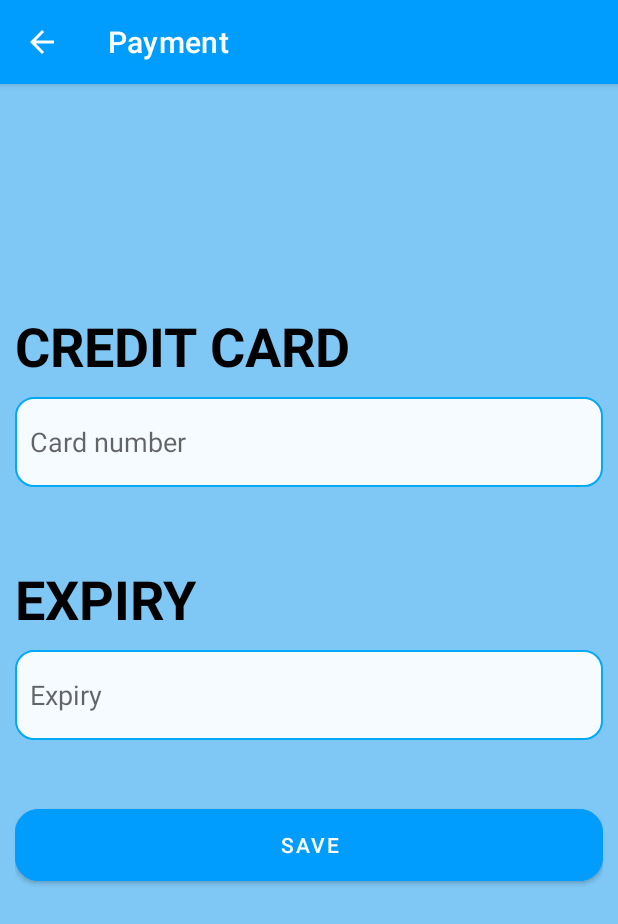
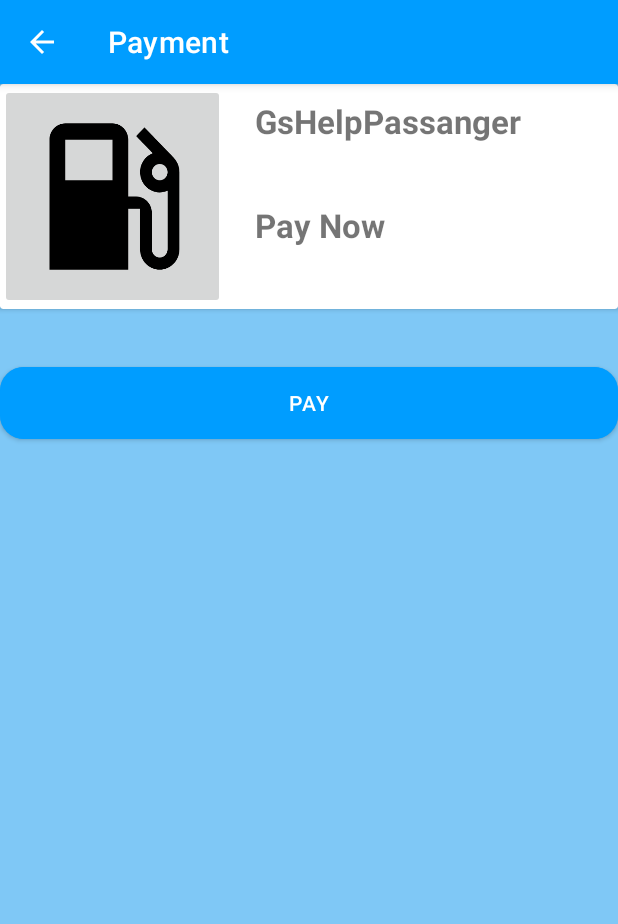
Before and after one commit to MohitBhagi248/GsHelpPassanger, an Android app: the Payment screen opened directly, with no data from a screen before it, on a phone screen of 412 x 824 dp. Shown: the top 924 px of the screen. Run offline under Robolectric (Android 15) with nearby library versions, the phone set to English and light mode, and no system bars; libraries missing offline, so code that uses them is left out: com.razorpay; 1 statement that could not run was skipped.

Commit message:
GsHelpPassanger

```diff
--- a/app/build.gradle
+++ b/app/build.gradle
@@ -55,4 +55,5 @@ dependencies {
     androidTestImplementation 'androidx.test.ext:junit:1.1.5'
     androidTestImplementation 'androidx.test.espresso:espresso-core:3.5.1'
     implementation 'de.hdodenhof:circleimageview:3.1.0'
+    implementation 'com.razorpay:checkout:1.6.26'
 }
--- a/app/src/main/java/com/example/gshelppassanger/NearestGasStation.kt
+++ b/app/src/main/java/com/example/gshelppassanger/NearestGasStation.kt
@@ -11,7 +11,6 @@ import com.example.gshelppassanger.databinding.ActivityNearestGasStationBinding
 
 class NearestGasStation : AppCompatActivity() {
     private lateinit var binding: ActivityNearestGasStationBinding
-
     override fun onCreate(savedInstanceState: Bundle?) {
         super.onCreate(savedInstanceState)
         binding = ActivityNearestGasStationBinding.inflate(layoutInflater)
@@ -42,7 +41,7 @@ class NearestGasStation : AppCompatActivity() {
                     Toast.makeText(this, "Invalid postal code!", Toast.LENGTH_SHORT).show()
                 }
             } else {
-                Toast.makeText(this, "Postal code length must be of 6. characters.", Toast.LENGTH_SHORT).show()
+                Toast.makeText(this, "Postal code length must be of 6 characters.", Toast.LENGTH_SHORT).show()
             }
         } else {
             Toast.makeText(this, "Please enter a postal code!", Toast.LENGTH_SHORT).show()
--- a/app/src/main/java/com/example/gshelppassanger/Payment.kt
+++ b/app/src/main/java/com/example/gshelppassanger/Payment.kt
@@ -3,28 +3,66 @@ package com.example.gshelppassanger
 import android.annotation.SuppressLint
 import androidx.appcompat.app.AppCompatActivity
 import android.os.Bundle
+import android.view.View
 import android.widget.Button
 import android.widget.EditText
 import android.widget.TextView
+import android.widget.Toast
+import com.example.gshelppassanger.databinding.ActivityPaymentBinding
+import com.razorpay.Checkout
+import com.razorpay.PaymentResultListener
+import org.json.JSONObject
 
-class Payment : AppCompatActivity() {
-    private lateinit var tv_card_number : TextView
-    private lateinit var et_card_number : EditText
-    private lateinit var tv_expiry : TextView
-    private lateinit var et_expiry : EditText
-    private lateinit var btn_payment : Button
+class Payment : AppCompatActivity(), PaymentResultListener {
+    private lateinit var binding: ActivityPaymentBinding
 
-    @SuppressLint("MissingInflatedId")
     override fun onCreate(savedInstanceState: Bundle?) {
         super.onCreate(savedInstanceState)
-        setContentView(R.layout.activity_payment)
+        binding = ActivityPaymentBinding.inflate(layoutInflater)
+        setContentView(binding.root)
+
         getSupportActionBar()?.setTitle("Payment")
         getSupportActionBar()?.setDisplayHomeAsUpEnabled(true)
 
-        tv_card_number = findViewById(R.id.tv_card_number)
-        et_card_number = findViewById(R.id.et_card_number)
-        tv_expiry = findViewById(R.id.tv_expiry)
-        et_expiry = findViewById(R.id.ed_expiry)
-        btn_payment = findViewById(R.id.btn_payment)
+        Checkout.preload(applicationContext)
+        binding.btnPayment.setOnClickListener {
+            startPayment()
+        }
+    }
+
+    private fun startPayment() {
+        val co = Checkout()
+        try {
+            val options = JSONObject()
+            options.put("name","GsHelpPassanger")
+            options.put("description","Pay Now")
+            //You can omit the image option to fetch the image from the dashboard
+            options.put("image","https://s3.amazonaws.com/rzp-mobile/images/rzp.jpg")
+            options.put("theme.color", "#3399cc");
+            options.put("currency","INR");
+            options.put("amount","50000")//pass amount in currency subunits
+
+            val prefill = JSONObject()
+            prefill.put("email","")
+            prefill.put("contact","")
+
+            options.put("prefill",prefill)
+            co.open(this,options)
+        }catch (e: Exception){
+            Toast.makeText(this ,"Error in payment: "+ e.message,Toast.LENGTH_LONG).show()
+            e.printStackTrace()
+        }
+    }
+
+    override fun onPaymentSuccess(razorpayPaymentId: String?) {
+        Toast.makeText(this ,"Payment Successful $razorpayPaymentId",Toast.LENGTH_LONG).show()
+        binding.btnPayment.visibility = View.GONE
+        binding.cardView.visibility = View.GONE
+        binding.success.visibility = View.VISIBLE
+    }
+
+    override fun onPaymentError(code: Int, description: String?) {
+        Toast.makeText(this ,"Error $code",Toast.LENGTH_LONG).show()
+        binding.failed.visibility = View.VISIBLE
     }
 }
--- a/app/src/main/java/com/example/gshelppassanger/Profile.kt
+++ b/app/src/main/java/com/example/gshelppassanger/Profile.kt
@@ -70,8 +70,6 @@ class Profile : AppCompatActivity() {
             val byteArray = outputStream.toByteArray()
             val profileImg = Base64.encodeToString(byteArray, Base64.DEFAULT)
 
-
-
             val sharedPreferences = getSharedPreferences("MyPrefs", MODE_PRIVATE)
             val editor = sharedPreferences.edit()
 
@@ -79,8 +77,6 @@ class Profile : AppCompatActivity() {
                 putString("firstName", firstName)
                 putString("lastName", lastName)
                 putString("profileImg", profileImg)
-
-
             }.apply()
             val fragmentManager = supportFragmentManager
             val fragmentTransaction = fragmentManager.beginTransaction()
--- a/app/src/main/res/layout/activity_nearest_gas_station.xml
+++ b/app/src/main/res/layout/activity_nearest_gas_station.xml
@@ -2,9 +2,9 @@
 <androidx.constraintlayout.widget.ConstraintLayout xmlns:android="http://schemas.android.com/apk/res/android"
     xmlns:app="http://schemas.android.com/apk/res-auto"
     xmlns:tools="http://schemas.android.com/tools"
+    android:id="@+id/fragmentNearestGasStation"
     android:layout_width="match_parent"
     android:layout_height="match_parent"
-    android:id="@+id/fragmentNearestGasStation"
     android:background="#7FC8F6"
     android:paddingStart="11dp"
     android:paddingEnd="11dp"
--- a/app/src/main/res/layout/activity_payment.xml
+++ b/app/src/main/res/layout/activity_payment.xml
@@ -1,78 +1,106 @@
 <?xml version="1.0" encoding="utf-8"?>
-<LinearLayout xmlns:android="http://schemas.android.com/apk/res/android"
+<androidx.constraintlayout.widget.ConstraintLayout xmlns:android="http://schemas.android.com/apk/res/android"
     xmlns:app="http://schemas.android.com/apk/res-auto"
     xmlns:tools="http://schemas.android.com/tools"
     android:layout_width="match_parent"
     android:layout_height="match_parent"
     android:background="#7FC8F6"
-    android:orientation="vertical"
-    android:paddingStart="10dp"
-    android:paddingEnd="10dp"
     tools:context=".Payment">
 
+    <androidx.cardview.widget.CardView
+        android:id="@+id/cardView"
+        android:layout_width="match_parent"
+        android:layout_height="wrap_content"
+        app:layout_constraintEnd_toEndOf="parent"
+        app:layout_constraintStart_toStartOf="parent"
+        app:layout_constraintTop_toTopOf="parent">
+
+        <LinearLayout
+            android:layout_width="wrap_content"
+            android:layout_height="wrap_content"
+            android:orientation="horizontal">
+
+            <ImageButton
+                android:id="@+id/imageButton"
+                android:layout_width="150dp"
+                android:layout_height="150dp"
+                android:scaleType="fitXY"
+                app:srcCompat="@drawable/baseline_local_gas_station_24" />
+
+            <LinearLayout
+                android:layout_width="wrap_content"
+                android:layout_height="wrap_content"
+                android:layout_marginStart="20dp"
+                android:orientation="vertical">
+
+                <TextView
+                    android:layout_width="wrap_content"
+                    android:layout_height="wrap_content"
+                    android:layout_weight="1"
+                    android:layout_marginTop="10dp"
+                    android:text="GsHelpPassanger"
+                    android:textSize="22sp"
+                    android:textStyle="bold" />
+
+                <TextView
+                    android:layout_width="wrap_content"
+                    android:layout_height="wrap_content"
+                    android:layout_marginTop="40dp"
+                    android:layout_weight="1"
+                    android:text="Pay Now"
+                    android:textSize="22sp"
+                    android:textStyle="bold" />
+
+            </LinearLayout>
+
+        </LinearLayout>
+
+    </androidx.cardview.widget.CardView>
+
+    <Button
+        android:id="@+id/btnPayment"
+        android:layout_width="match_parent"
+        android:layout_height="60dp"
+        android:backgroundTint="@color/app_theme"
+        android:text="PAY"
+        app:cornerRadius="16dp"
+        app:layout_constraintBottom_toBottomOf="parent"
+        app:layout_constraintEnd_toEndOf="parent"
+        app:layout_constraintHorizontal_bias="0.0"
+        app:layout_constraintStart_toStartOf="parent"
+        app:layout_constraintTop_toBottomOf="@+id/cardView"
+        app:layout_constraintVertical_bias="0.059" />
+
     <TextView
-        android:id="@+id/tv_card_number"
+        android:id="@+id/success"
         android:layout_width="wrap_content"
         android:layout_height="wrap_content"
-        android:layout_marginTop="150dp"
-        android:text="CREDIT CARD"
-        android:textColor="@color/black"
-        android:textSize="36sp"
+        android:layout_weight="1"
+        android:layout_marginTop="10dp"
+        android:text="Payment Successful"
+        android:visibility="gone"
+        android:textColor="@color/green"
+        android:textSize="22sp"
         android:textStyle="bold"
         app:layout_constraintEnd_toEndOf="parent"
-        app:layout_constraintHorizontal_bias="0.034"
         app:layout_constraintStart_toStartOf="parent"
-        tools:ignore="NotSibling"
-        tools:layout_editor_absoluteY="195dp" />
-
-    <EditText
-        android:id="@+id/et_card_number"
-        android:layout_width="match_parent"
-        android:layout_height="60dp"
-        android:layout_marginTop="10dp"
-        android:paddingStart="10dp"
-        android:background="@drawable/edit_text_background"
-        android:ems="10"
-        android:hint="Card number"
-        android:inputType="number"
-        tools:layout_editor_absoluteX="10dp"
-        tools:layout_editor_absoluteY="136dp" />
+        app:layout_constraintTop_toTopOf="parent"
+        app:layout_constraintBottom_toBottomOf="parent"/>
 
     <TextView
-        android:id="@+id/tv_expiry"
+        android:id="@+id/failed"
         android:layout_width="wrap_content"
         android:layout_height="wrap_content"
-        android:layout_marginTop="50dp"
-        android:text="EXPIRY"
-        android:textColor="@color/black"
-        android:textSize="36sp"
+        android:layout_weight="1"
+        android:layout_marginTop="10dp"
+        android:text="Payment Failed"
+        android:visibility="gone"
+        android:textColor="@color/red"
+        android:textSize="22sp"
         android:textStyle="bold"
         app:layout_constraintEnd_toEndOf="parent"
-        app:layout_constraintHorizontal_bias="0.034"
         app:layout_constraintStart_toStartOf="parent"
-        tools:ignore="NotSibling"
-        tools:layout_editor_absoluteY="195dp" />
+        app:layout_constraintTop_toTopOf="parent"
+        app:layout_constraintBottom_toBottomOf="parent"/>
 
-    <EditText
-        android:id="@+id/ed_expiry"
-        android:layout_width="match_parent"
-        android:layout_height="60dp"
-        android:layout_marginTop="10dp"
-        android:paddingStart="10dp"
-        android:background="@drawable/edit_text_background"
-        android:ems="10"
-        android:hint="Expiry"
-        android:inputType="number"
-        tools:layout_editor_absoluteX="10dp"
-        tools:layout_editor_absoluteY="136dp" />
-
-    <Button
-        android:id="@+id/btn_payment"
-        android:layout_width="match_parent"
-        android:layout_height="60dp"
-        android:layout_marginTop="40dp"
-        android:backgroundTint="@color/app_theme"
-        android:text="SAVE"
-        app:cornerRadius="16dp" />
-
-</LinearLayout>
+</androidx.constraintlayout.widget.ConstraintLayout>
--- a/app/src/main/res/values/colors.xml
+++ b/app/src/main/res/values/colors.xml
@@ -7,6 +7,8 @@
     <color name="teal_700">#FF018786</color>
     <color name="black">#FF000000</color>
     <color name="white">#FFFFFFFF</color>
+    <color name="green">#FF37D86C</color>
+    <color name="red">#FFE8112A</color>
 
     <color name="app_theme">#009dff</color>
     <color name="app_theme_light">#f6fbff</color>
--- a/build.gradle
+++ b/build.gradle
@@ -1,4 +1,7 @@
 buildscript {
+    repositories {
+        mavenCentral()
+    }
     dependencies {
         classpath 'com.google.gms:google-services:4.3.10'
     }
```
Also changed, not shown: app/src/main/AndroidManifest.xml (+7 -0 lines). Lines whose indentation alone changed are shown as unchanged.
